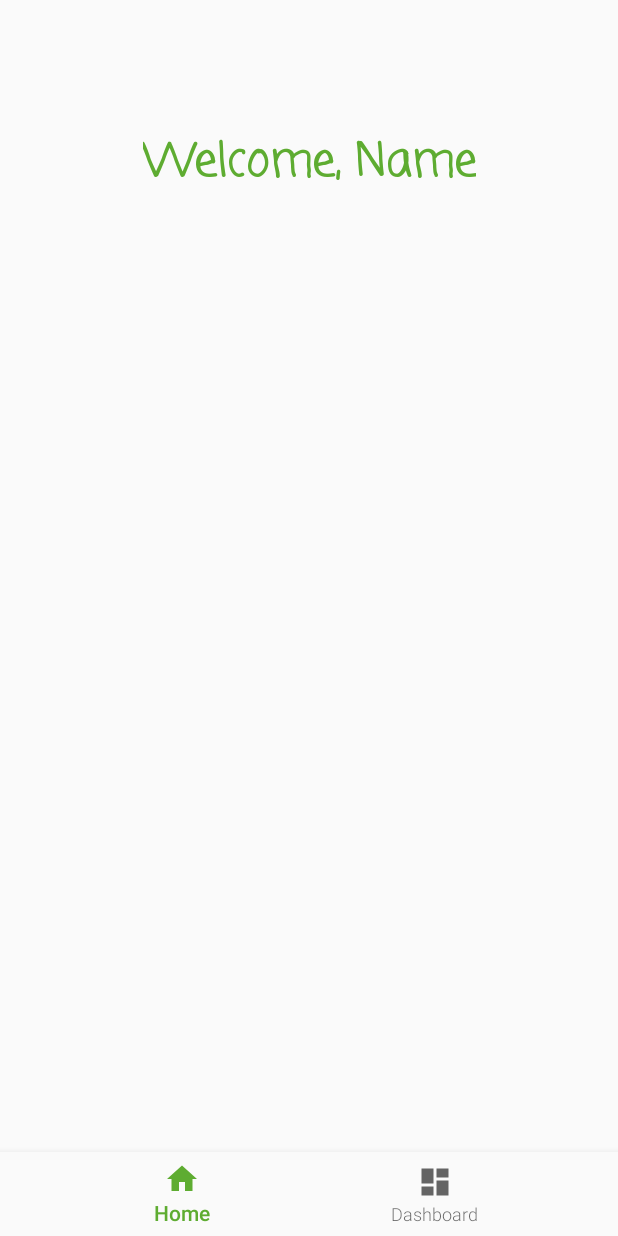
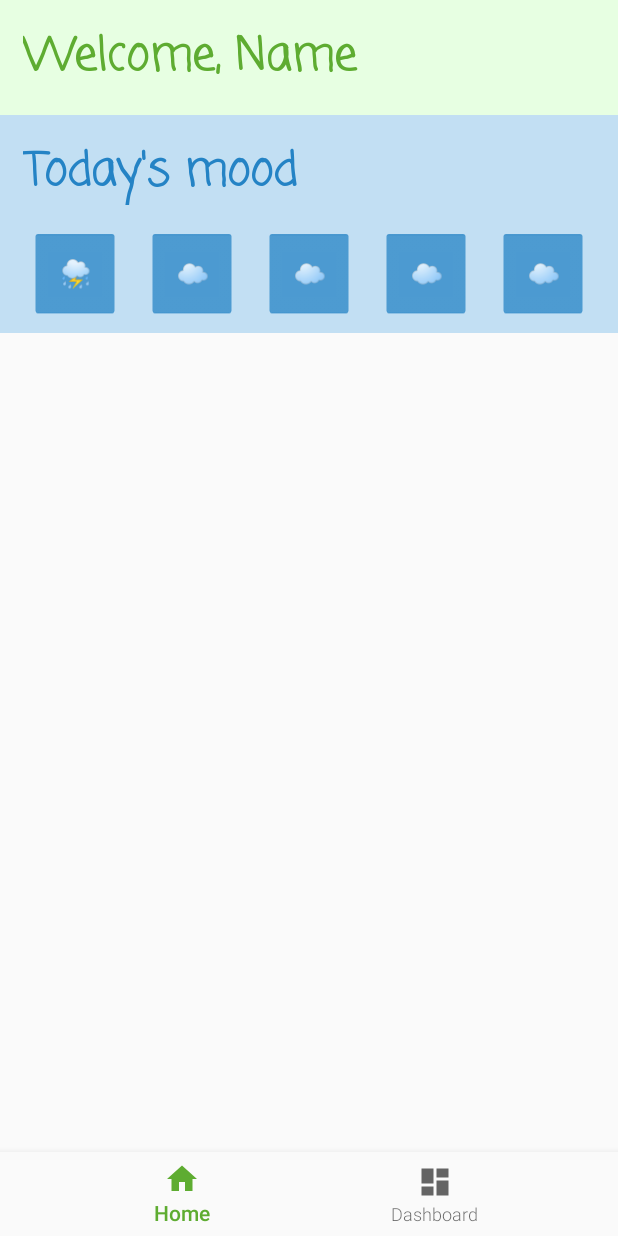
Before and after one commit to LiljaKiiski/my-path, an Android app: the MainActivity screen opened directly, with no data from a screen before it, on a phone screen of 412 x 824 dp. Run offline under Robolectric (Android 15) with nearby library versions, the phone set to English and light mode, and no system bars; our stand-ins replace navigation-ui.

Commit message:
making home fragment, will take awhile

```diff
--- a/app/src/main/java/lilja/kiiski/codingforchangeapp/MainActivity.java
+++ b/app/src/main/java/lilja/kiiski/codingforchangeapp/MainActivity.java
@@ -25,7 +25,7 @@ public class MainActivity extends AppCompatActivity {
 
         binding = ActivityMainBinding.inflate(getLayoutInflater());
         setContentView(binding.getRoot());
-        setSupportActionBar(new Toolbar(this));
+        //setSupportActionBar(new Toolbar(this));
 
         BottomNavigationView navView = findViewById(R.id.nav_view);
 
@@ -35,17 +35,12 @@ public class MainActivity extends AppCompatActivity {
                 R.id.navigation_home, R.id.navigation_dashboard)
                 .build();
         NavController navController = Navigation.findNavController(this, R.id.nav_host_fragment_activity_main);
-        NavigationUI.setupActionBarWithNavController(this, navController, appBarConfiguration);
         NavigationUI.setupWithNavController(binding.navView, navController);
-
-        if (getSupportActionBar() != null) {
-            getSupportActionBar().hide();
-        }
 
         SharedPreferences settings = getApplicationContext().getSharedPreferences("user_details", 0);
 
-        //if (settings.getString("user_name", "") == ""){
+        if (settings.getString("user_name", "") == ""){
             startActivity(new Intent(MainActivity.this, WelcomeActivity.class));
-        //}
+        }
     }
 }
--- a/app/src/main/res/layout/activity_main.xml
+++ b/app/src/main/res/layout/activity_main.xml
@@ -3,8 +3,7 @@
     xmlns:app="http://schemas.android.com/apk/res-auto"
     android:id="@+id/container"
     android:layout_width="match_parent"
-    android:layout_height="match_parent"
-    android:paddingTop="?attr/actionBarSize">
+    android:layout_height="match_parent">
 
     <com.google.android.material.bottomnavigation.BottomNavigationView
         android:id="@+id/nav_view"
@@ -25,9 +24,11 @@
         android:layout_height="match_parent"
         app:defaultNavHost="true"
         app:layout_constraintBottom_toTopOf="@id/nav_view"
+        app:layout_constraintHorizontal_bias="0.0"
         app:layout_constraintLeft_toLeftOf="parent"
         app:layout_constraintRight_toRightOf="parent"
         app:layout_constraintTop_toTopOf="parent"
+        app:layout_constraintVertical_bias="0.0"
         app:navGraph="@navigation/mobile_navigation" />
 
 </androidx.constraintlayout.widget.ConstraintLayout>
--- a/app/src/main/res/layout/fragment_home.xml
+++ b/app/src/main/res/layout/fragment_home.xml
@@ -6,17 +6,122 @@
     android:layout_height="match_parent"
     tools:context=".ui.home.HomeFragment">
 
+    <ScrollView
+        android:layout_width="match_parent"
+        android:layout_height="match_parent"
+        tools:layout_editor_absoluteX="1dp"
+        tools:layout_editor_absoluteY="77dp"
+        app:layout_constraintBottom_toBottomOf="parent"
+        app:layout_constraintEnd_toEndOf="parent"
+        app:layout_constraintStart_toStartOf="parent"
+        app:layout_constraintTop_toTopOf="parent">
+
+        <androidx.constraintlayout.widget.ConstraintLayout
+            android:layout_width="match_parent"
+            android:layout_height="match_parent"
+            app:layout_constraintBottom_toBottomOf="parent"
+            app:layout_constraintEnd_toEndOf="parent"
+            app:layout_constraintStart_toStartOf="parent"
+            app:layout_constraintTop_toTopOf="parent">
+
             <TextView
                 android:id="@+id/textView"
-        android:layout_width="wrap_content"
+                android:layout_width="match_parent"
                 android:layout_height="wrap_content"
                 android:fontFamily="casual"
+                android:padding="15dp"
                 android:text="Welcome, Name"
+                android:background="@color/back_green"
                 android:textColor="@color/green3"
                 android:textSize="30sp"
                 android:textStyle="bold"
-        android:layout_marginTop="30dp"
+                app:layout_constraintStart_toStartOf="parent"
+                app:layout_constraintTop_toTopOf="parent" />
+
+            <TextView
+                android:id="@+id/textView2"
+                android:layout_width="match_parent"
+                android:layout_height="75dp"
+                android:background="@color/back_blue"
+                android:fontFamily="casual"
+                android:padding="15dp"
+                android:text="Today's mood"
+                android:textColor="@color/blue_med"
+                android:textSize="30sp"
+                android:textStyle="bold"
                 app:layout_constraintEnd_toEndOf="parent"
                 app:layout_constraintStart_toStartOf="parent"
-        app:layout_constraintTop_toTopOf="parent" />
+                app:layout_constraintTop_toBottomOf="@+id/textView" />
+
+            <TextView
+                android:id="@+id/textView3"
+                android:layout_width="match_parent"
+                android:layout_height="70dp"
+                android:background="@color/back_blue"
+                android:fontFamily="casual"
+                android:padding="15dp"
+                android:text=""
+                android:textColor="@color/blue_med"
+                android:textSize="30sp"
+                android:textStyle="bold"
+                app:layout_constraintEnd_toEndOf="parent"
+                app:layout_constraintStart_toStartOf="parent"
+                app:layout_constraintTop_toBottomOf="@+id/textView2" />
+
+
+            <Button
+                android:id="@+id/low"
+                android:layout_width="60dp"
+                android:layout_height="60dp"
+                android:backgroundTint="@color/blue_med"
+                android:layout_marginLeft="20dp"
+                android:text="⛈️"
+                app:layout_constraintStart_toStartOf="parent"
+                app:layout_constraintTop_toBottomOf="@+id/textView2" />
+
+            <Button
+                android:id="@+id/med_low"
+                android:layout_width="60dp"
+                android:layout_height="60dp"
+                android:backgroundTint="@color/blue_med"
+                android:text="☁️"
+                app:layout_constraintEnd_toStartOf="@+id/med"
+                app:layout_constraintStart_toEndOf="@+id/low"
+                app:layout_constraintTop_toBottomOf="@+id/textView2" />
+
+            <Button
+                android:id="@+id/med"
+                android:layout_width="60dp"
+                android:layout_height="60dp"
+                android:backgroundTint="@color/blue_med"
+                android:text="☁️"
+                app:layout_constraintEnd_toEndOf="parent"
+                app:layout_constraintStart_toStartOf="@+id/textView2"
+                app:layout_constraintTop_toBottomOf="@+id/textView2" />
+
+            <Button
+                android:id="@+id/med_high"
+                android:layout_width="60dp"
+                android:layout_height="60dp"
+                android:backgroundTint="@color/blue_med"
+                android:text="☁️"
+                app:layout_constraintEnd_toStartOf="@+id/high"
+                app:layout_constraintStart_toEndOf="@+id/med"
+                app:layout_constraintTop_toBottomOf="@+id/textView2" />
+
+            <Button
+                android:id="@+id/high"
+                android:layout_width="60dp"
+                android:layout_height="60dp"
+                android:backgroundTint="@color/blue_med"
+                android:layout_marginRight="20dp"
+                android:text="☁️"
+                app:layout_constraintEnd_toEndOf="parent"
+                app:layout_constraintTop_toBottomOf="@+id/textView2" />
+
+
         </androidx.constraintlayout.widget.ConstraintLayout>
+    </ScrollView>
+
+
+</androidx.constraintlayout.widget.ConstraintLayout>
--- a/app/src/main/res/values/colors.xml
+++ b/app/src/main/res/values/colors.xml
@@ -5,7 +5,9 @@
 
     <color name="blue_dark">#0A5488</color>
     <color name="blue_med">#2483c5</color>
-    <color name="blue_light">#acd6f2</color>
+
+    <color name="back_blue">#C2DFF3</color>
+    <color name="back_green">#E7FFE2</color>
 
     <color name="green1">#D6FFA6</color>
     <color name="green2">#75D654</color>
@@ -13,6 +15,6 @@
     <color name="green4">#34730A</color>
     <color name="green5">#155708</color>
 
-    <color name="green_hint">#D8FFAA</color>
+    <color name="green_hint">#E5FFC7</color>
 
 </resources>
```
Also changed, not shown: 1 other file. Lines whose indentation alone changed are shown as unchanged.
